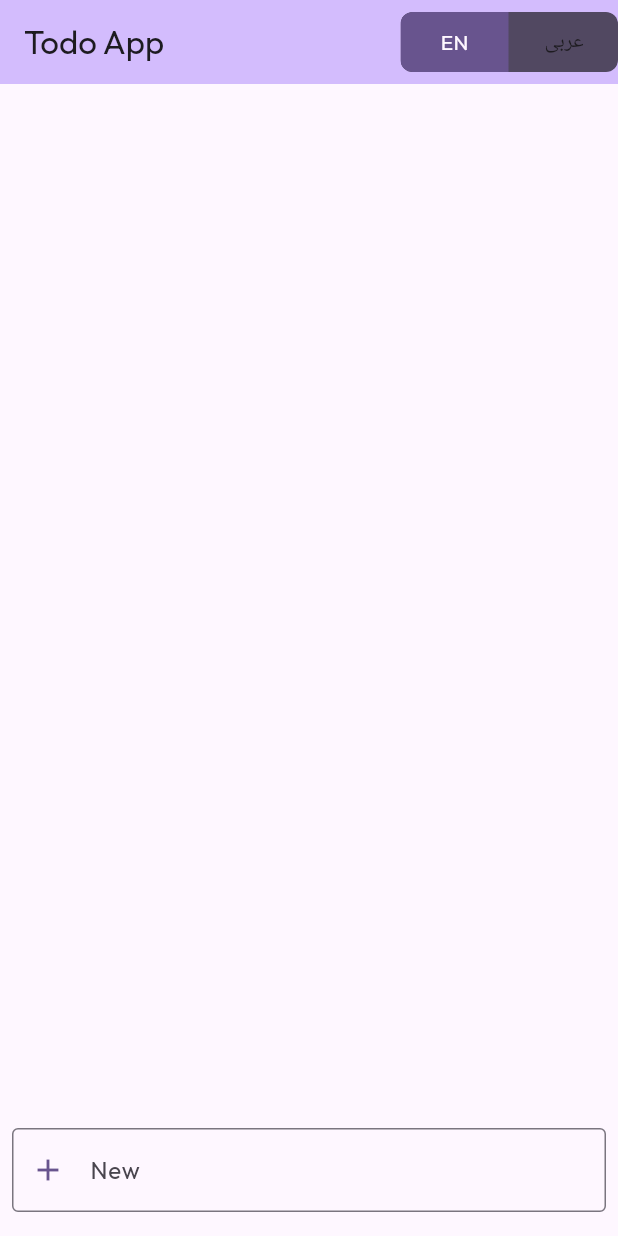
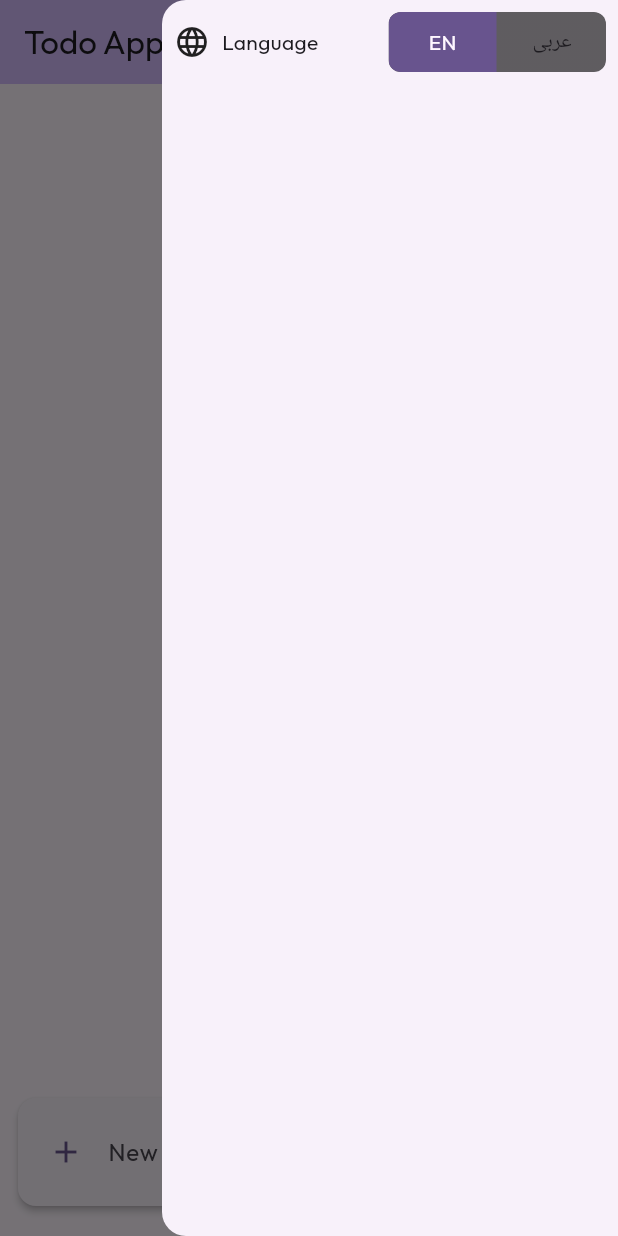
Before and after one commit to aap01/todo-app, a Flutter app: the screen it shows after launch, with the side drawer open (before the commit the screen has no drawer), on a phone screen of 412 x 824 dp. Run offline on Flutter 3.47's test engine with Material 3 defaults, Android fonts, the phone set to English and light mode, and no system bars; drawn by our look-alikes of toggle_switch; our stand-ins replace cloud_firestore, equatable, firebase_core, flutter_bloc, gap, get_it and 5 more; missing offline and left inert: workmanager; accounts and stored records are empty; generated files the repository leaves out were written again; statements that could not run were skipped.

Commit message:
feat(ui): improved the looks of the widgets (#7)
* chore: fixed analyzer issues

* feat(ui): widgets are better looking for all platforms

```diff
--- a/lib/application/page/home_page.dart
+++ b/lib/application/page/home_page.dart
@@ -1,8 +1,11 @@
 import 'package:flutter/material.dart';
 import 'package:flutter_bloc/flutter_bloc.dart';
+import 'package:gap/gap.dart';
 import 'package:hive/hive.dart';
+import 'package:responsive_builder/responsive_builder.dart';
 import 'package:todo_app/feature/todo/presentation/todos_container_widget.dart';
 import 'package:todo_app/feature/user_settings/presentation/locale_bloc.dart';
+import 'package:flutter_gen/gen_l10n/app_localizations.dart';
 
 import '../../feature/user_settings/presentation/locale_state.dart';
 import '../../feature/user_settings/presentation/locale_toggle_widget.dart';
@@ -32,16 +35,44 @@ class _HomePageState extends State<HomePage> {
       appBar: AppBar(
         backgroundColor: Theme.of(context).colorScheme.inversePrimary,
         title: Text(widget.title),
-        actions: [
-          BlocBuilder<LocaleBloc, LocaleState>(builder: (context, state) {
+      ),
+      endDrawer: Drawer(
+        child: Padding(
+          padding: const EdgeInsets.all(8.0),
+          child: ListView(
+            children: [
+              Row(
+                mainAxisAlignment: MainAxisAlignment.spaceBetween,
+                children: [
+                  Row(
+                    children: [
+                      const Icon(Icons.language),
+                      const Gap(8),
+                      Text(AppLocalizations.of(context)!.language),
+                    ],
+                  ),
+                  BlocBuilder<LocaleBloc, LocaleState>(
+                      builder: (context, state) {
                     return LocaleToggleWidget(
                       locale: state.locale,
                     );
                   }),
                 ],
               ),
-      body: const SafeArea(
+            ],
+          ),
+        ),
+      ),
+      body: SafeArea(
+        child: ScreenTypeLayout.builder(
+          mobile: (_) => const TodosContainerWidget(),
+          desktop: (_) => const Center(
+            child: SizedBox(
+              width: 800,
               child: TodosContainerWidget(),
+            ),
+          ),
+        ),
       ),
     );
   }
--- a/lib/feature/todo/presentation/add_todo_widget.dart
+++ b/lib/feature/todo/presentation/add_todo_widget.dart
@@ -16,13 +16,28 @@ class _AddTodoWidgetState extends State<AddTodoWidget> {
   final _textController = TextEditingController();
   @override
   Widget build(BuildContext context) {
-    return TextField(
+    return Card(
+      elevation: 2.0,
+      child: Padding(
+        padding: const EdgeInsets.all(8.0),
+        child: TextField(
           textInputAction: TextInputAction.done,
           keyboardType: TextInputType.multiline,
           maxLines: null,
           controller: _textController,
+          onTapOutside: (event) {
+            FocusScope.of(context).unfocus();
+          },
           decoration: InputDecoration(
-        border: const OutlineInputBorder(),
+            // border: ,
+            focusedBorder: OutlineInputBorder(
+              borderSide: BorderSide(
+                color: Theme.of(context).colorScheme.primary,
+              ),
+            ),
+            border: const OutlineInputBorder(
+              borderSide: BorderSide.none,
+            ),
             prefixIcon: Icon(
               Icons.add,
               color: Theme.of(context).colorScheme.primary,
@@ -33,6 +48,8 @@ class _AddTodoWidgetState extends State<AddTodoWidget> {
             widget.onAdd(value);
             _textController.clear();
           },
+        ),
+      ),
     );
   }
 
--- a/lib/feature/todo/presentation/todo_bloc.dart
+++ b/lib/feature/todo/presentation/todo_bloc.dart
@@ -43,7 +43,7 @@ class TodoBloc extends Cubit<TodoState> {
       final isSuccess = IsolateNameServer.registerPortWithName(
           _receivePort.sendPort, ServicePortNames.todo);
       if (isSuccess) {
-        debugPrint('ready to receive data from background for ${runtimeType}');
+        debugPrint('ready to receive data from background for $runtimeType');
         _receivePort.listen((data) {
           if (data == true) loadTodos();
         });
--- a/lib/feature/todo/presentation/todo_widget.dart
+++ b/lib/feature/todo/presentation/todo_widget.dart
@@ -47,6 +47,9 @@ class TodoWidget extends StatelessWidget {
               textInputAction: TextInputAction.done,
               keyboardType: TextInputType.multiline,
               maxLines: null,
+              onTapOutside: (event) {
+                FocusScope.of(context).unfocus();
+              },
               decoration: InputDecoration(
                 focusedBorder: OutlineInputBorder(
                   borderSide: BorderSide(
--- a/lib/feature/user_settings/presentation/locale_bloc.dart
+++ b/lib/feature/user_settings/presentation/locale_bloc.dart
@@ -35,7 +35,7 @@ class LocaleBloc extends Cubit<LocaleState> {
       final isSuccess = IsolateNameServer.registerPortWithName(
           _receivePort.sendPort, ServicePortNames.userSettings);
       if (isSuccess) {
-        debugPrint('ready to receive data from background for ${runtimeType}');
+        debugPrint('ready to receive data from background for $runtimeType');
         _receivePort.listen((data) {
           if (data == true) loadLocale();
         });
--- a/lib/feature/user_settings/presentation/locale_toggle_widget.dart
+++ b/lib/feature/user_settings/presentation/locale_toggle_widget.dart
@@ -14,6 +14,7 @@ class LocaleToggleWidget extends StatelessWidget {
   @override
   Widget build(BuildContext context) {
     return ToggleSwitch(
+      animate: true,
       initialLabelIndex: locale == const Locale('en') ? 0 : 1,
       labels: const ['EN', 'عربى'],
       onToggle: (index) {
--- a/lib/l10n/app_ar.arb
+++ b/lib/l10n/app_ar.arb
@@ -1,4 +1,5 @@
 {
   "completed": "مكتمل",
-  "addTodoHintText": "جديد"
+  "addTodoHintText": "جديد",
+  "language": "أسلوب"
 }
--- a/lib/l10n/app_en.arb
+++ b/lib/l10n/app_en.arb
@@ -1,4 +1,5 @@
 {
   "completed": "Completed",
-  "addTodoHintText": "New"
+  "addTodoHintText": "New",
+  "language": "Language"
 }
--- a/pubspec.yaml
+++ b/pubspec.yaml
@@ -36,6 +36,7 @@ dependencies:
       url: https://github.com/fluttercommunity/flutter_workmanager.git
       ref: b783000
   hive_flutter: ^1.1.0
+  responsive_builder: ^0.7.1
 
 dev_dependencies:
   flutter_test:
```
Also changed, not shown: pubspec.lock. Lines whose indentation alone changed are shown as unchanged.
